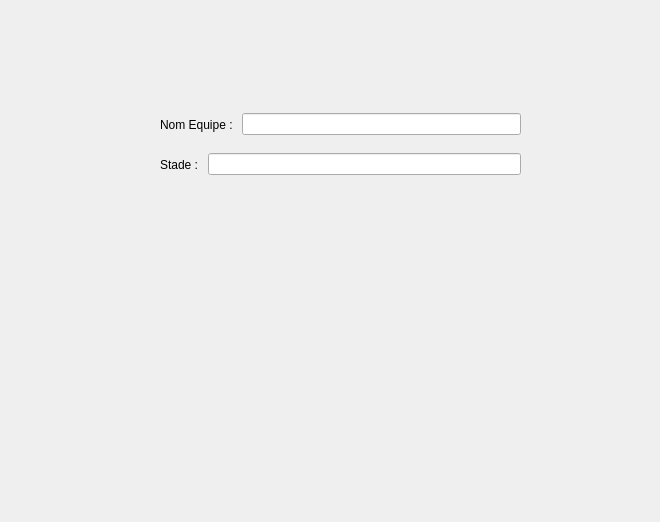
First picture: the form in addequipe.ui, repository metanas/Champions, before the edit.
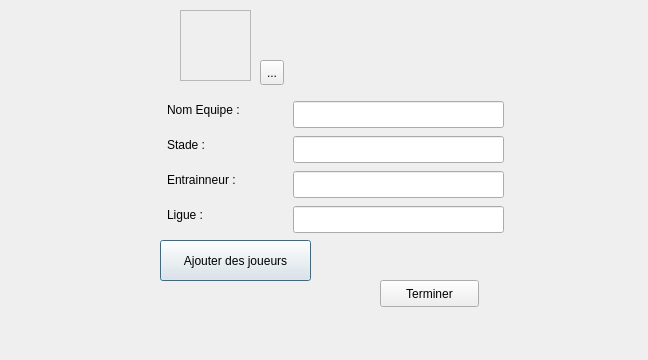
Second picture: the form after the edit.

What changed in the file:
```diff
--- a/addequipe.ui
+++ b/addequipe.ui
@@ -6,56 +6,183 @@
    <rect>
     <x>0</x>
     <y>0</y>
-    <width>660</width>
-    <height>522</height>
+    <width>648</width>
+    <height>360</height>
    </rect>
   </property>
   <property name="windowTitle">
    <string>Dialog</string>
   </property>
-  <widget class="QWidget" name="layoutWidget">
+  <widget class="QLabel" name="Image">
+   <property name="enabled">
+    <bool>true</bool>
+   </property>
    <property name="geometry">
     <rect>
-     <x>160</x>
-     <y>150</y>
-     <width>361</width>
-     <height>29</height>
+     <x>180</x>
+     <y>10</y>
+     <width>71</width>
+     <height>71</height>
     </rect>
    </property>
-   <layout class="QHBoxLayout" name="horizontalLayout_2">
-    <item>
-     <widget class="QLabel" name="label_2">
-      <property name="text">
-       <string>Stade : </string>
-      </property>
-     </widget>
-    </item>
-    <item>
-     <widget class="QLineEdit" name="lineEdit_2"/>
-    </item>
-   </layout>
+   <property name="sizePolicy">
+    <sizepolicy hsizetype="Fixed" vsizetype="Preferred">
+     <horstretch>0</horstretch>
+     <verstretch>0</verstretch>
+    </sizepolicy>
+   </property>
+   <property name="mouseTracking">
+    <bool>false</bool>
+   </property>
+   <property name="frameShape">
+    <enum>QFrame::StyledPanel</enum>
+   </property>
+   <property name="frameShadow">
+    <enum>QFrame::Plain</enum>
+   </property>
+   <property name="text">
+    <string/>
+   </property>
+   <property name="alignment">
+    <set>Qt::AlignJustify|Qt::AlignVCenter</set>
+   </property>
   </widget>
-  <widget class="QWidget" name="">
+  <widget class="QToolButton" name="toolButton">
    <property name="geometry">
     <rect>
+     <x>260</x>
+     <y>60</y>
+     <width>24</width>
+     <height>25</height>
+    </rect>
+   </property>
+   <property name="text">
+    <string>...</string>
+   </property>
+  </widget>
+  <widget class="QPushButton" name="AddButton">
+   <property name="geometry">
+    <rect>
      <x>160</x>
-     <y>110</y>
-     <width>361</width>
-     <height>29</height>
+     <y>240</y>
+     <width>151</width>
+     <height>41</height>
     </rect>
    </property>
-   <layout class="QHBoxLayout" name="horizontalLayout">
-    <item>
-     <widget class="QLabel" name="label">
-      <property name="text">
-       <string>Nom Equipe : </string>
-      </property>
-     </widget>
-    </item>
-    <item>
-     <widget class="QLineEdit" name="lineEdit"/>
-    </item>
-   </layout>
+   <property name="text">
+    <string>Ajouter des joueurs</string>
+   </property>
+  </widget>
+  <widget class="QPushButton" name="Quit">
+   <property name="geometry">
+    <rect>
+     <x>380</x>
+     <y>280</y>
+     <width>99</width>
+     <height>27</height>
+    </rect>
+   </property>
+   <property name="text">
+    <string>Terminer</string>
+   </property>
+  </widget>
+  <widget class="QLineEdit" name="Ligue">
+   <property name="geometry">
+    <rect>
+     <x>293</x>
+     <y>206</y>
+     <width>211</width>
+     <height>27</height>
+    </rect>
+   </property>
+  </widget>
+  <widget class="QLabel" name="label_4">
+   <property name="geometry">
+    <rect>
+     <x>167</x>
+     <y>206</y>
+     <width>52</width>
+     <height>17</height>
+    </rect>
+   </property>
+   <property name="text">
+    <string>Ligue :  </string>
+   </property>
+  </widget>
+  <widget class="QLabel" name="label_3">
+   <property name="geometry">
+    <rect>
+     <x>167</x>
+     <y>171</y>
+     <width>95</width>
+     <height>17</height>
+    </rect>
+   </property>
+   <property name="text">
+    <string>Entrainneur :  </string>
+   </property>
+  </widget>
+  <widget class="QLineEdit" name="entrainneur">
+   <property name="geometry">
+    <rect>
+     <x>293</x>
+     <y>171</y>
+     <width>211</width>
+     <height>27</height>
+    </rect>
+   </property>
+  </widget>
+  <widget class="QLabel" name="label_2">
+   <property name="geometry">
+    <rect>
+     <x>167</x>
+     <y>136</y>
+     <width>50</width>
+     <height>17</height>
+    </rect>
+   </property>
+   <property name="text">
+    <string>Stade : </string>
+   </property>
+  </widget>
+  <widget class="QLineEdit" name="stade">
+   <property name="geometry">
+    <rect>
+     <x>293</x>
+     <y>136</y>
+     <width>211</width>
+     <height>27</height>
+    </rect>
+   </property>
+   <property name="font">
+    <font>
+     <weight>50</weight>
+     <bold>false</bold>
+    </font>
+   </property>
+  </widget>
+  <widget class="QLabel" name="label">
+   <property name="geometry">
+    <rect>
+     <x>167</x>
+     <y>101</y>
+     <width>94</width>
+     <height>17</height>
+    </rect>
+   </property>
+   <property name="text">
+    <string>Nom Equipe : </string>
+   </property>
+  </widget>
+  <widget class="QLineEdit" name="EquipeEqit">
+   <property name="geometry">
+    <rect>
+     <x>293</x>
+     <y>101</y>
+     <width>211</width>
+     <height>27</height>
+    </rect>
+   </property>
   </widget>
  </widget>
  <resources/>
```
